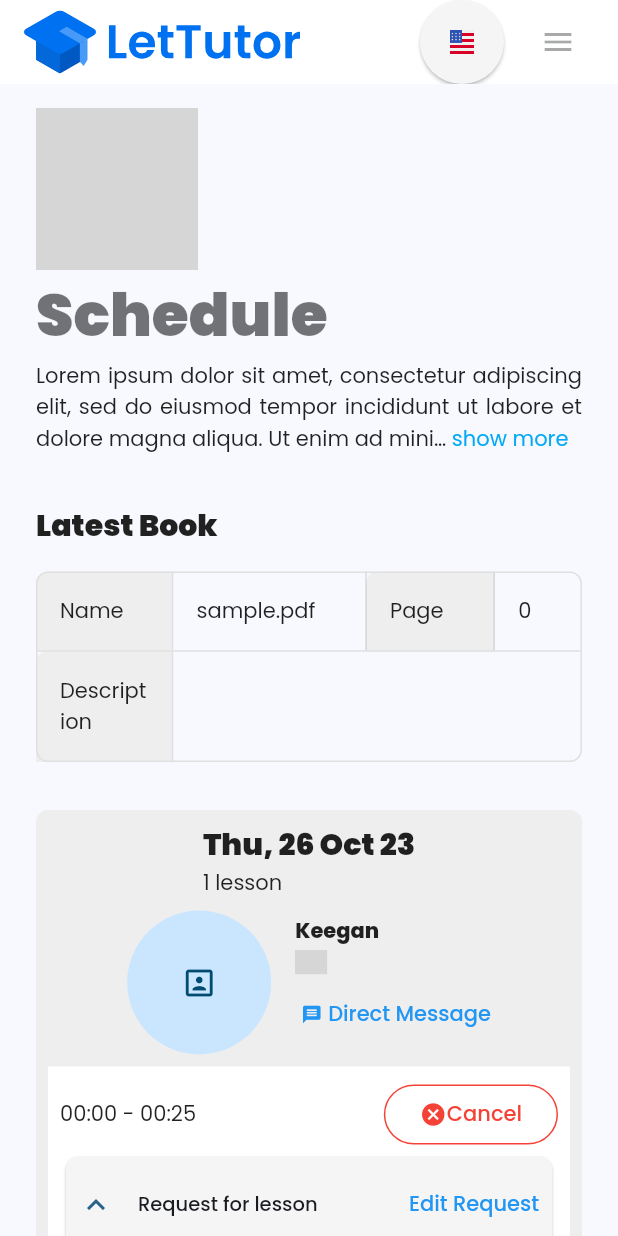
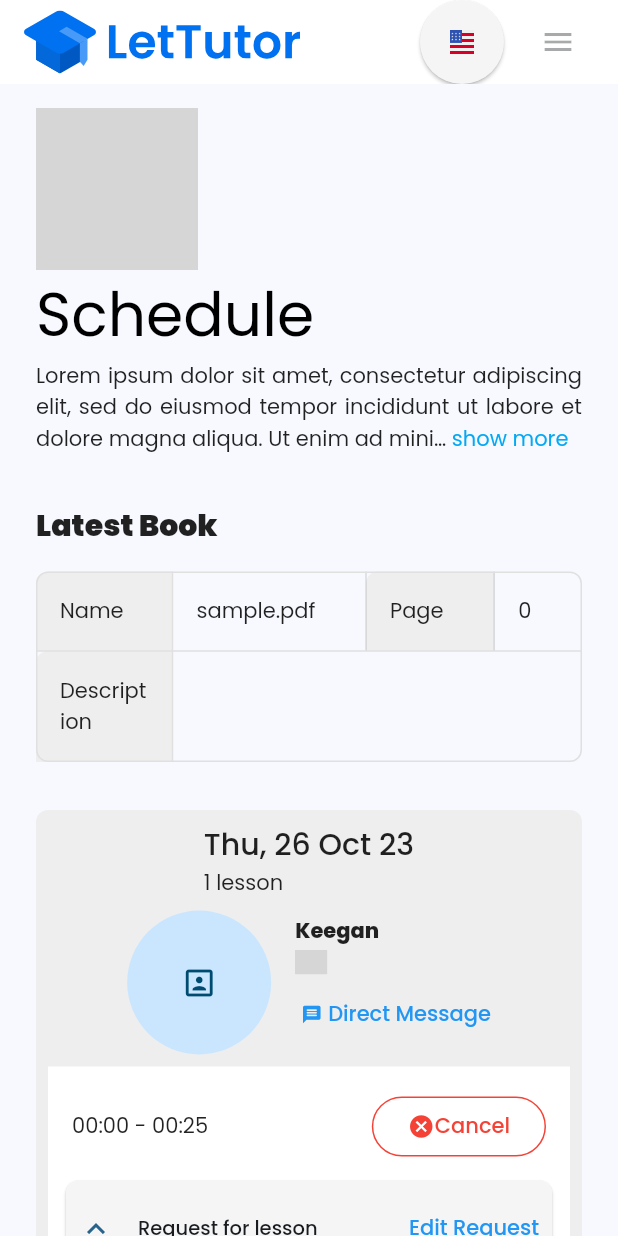
Before and after one commit to phhytrg/Advanced-Mobile, a Flutter app: the BookingStudentPage screen opened by its route, on a phone screen of 412 x 824 dp. Run offline on Flutter 3.47's test engine with Material 2 defaults, Android fonts, the light colour scheme and no system bars; drawn by our look-alikes of expandable_text; our stand-ins replace country_picker, flutter_svg, google_fonts, multi_dropdown; missing offline and left inert: flag, pdfx; grey boxes are pictures that could not be loaded.

Commit message:
some modifications

```diff
--- a/Lettutor/lib/presentation/booking/booking_student.dart
+++ b/Lettutor/lib/presentation/booking/booking_student.dart
@@ -5,6 +5,7 @@ import 'package:flutter/cupertino.dart';
 import 'package:flutter/material.dart';
 import 'package:flutter/rendering.dart';
 import 'package:flutter_svg/flutter_svg.dart';
+import 'package:google_fonts/google_fonts.dart';
 import 'package:lettutor/presentation/constant.dart';
 import 'package:lettutor/presentation/custom-widgets/button_widget.dart';
 import 'package:lettutor/presentation/custom-widgets/page_header.dart';
@@ -23,28 +24,27 @@ class BookingStudentPage extends StatelessWidget {
           padding: EdgeInsets.symmetric(vertical: 16, horizontal: 24),
           child: Column(
             children: [
-              PageHeader(svgIconPath: 'icons/calendar-check.svg', pageDescription: sampleText),
+              PageHeader(
+                svgIconPath: 'icons/calendar-check.svg',
+                pageDescription: sampleText,
+                pageName: 'Schedule',
+              ),
               const SizedBox(
                 height: 32,
               ),
-              _LatestBook(),
+              _buildLatestBook(context),
               const SizedBox(
                 height: 32,
               ),
-              _BookingBody(),
+              _buildBookingBody(context),
             ],
           ),
         ),
       ),
     );
   }
-}
 
-class _LatestBook extends StatelessWidget {
-  const _LatestBook({super.key});
-
-  @override
-  Widget build(BuildContext context) {
+  Widget _buildLatestBook(BuildContext context){
     return Column(
       crossAxisAlignment: CrossAxisAlignment.start,
       children: [
@@ -123,75 +123,8 @@ class _LatestBook extends StatelessWidget {
       ],
     );
   }
-}
 
-class _BookingBody extends StatelessWidget {
-  _BookingBody({super.key});
-
-
-
-  @override
-  Widget build(BuildContext context) {
-    final bookingItemHeader = Wrap(
-      alignment: WrapAlignment.spaceAround,
-      crossAxisAlignment: WrapCrossAlignment.start,
-      spacing: 32,
-      children: [
-        Padding(
-          padding: const EdgeInsets.all(8.0),
-          child: Column(
-            crossAxisAlignment: CrossAxisAlignment.start,
-            children: [
-              Text('Thu, 26 Oct 23',
-                style: Theme.of(context).textTheme.titleLarge!.copyWith(
-                  fontWeight: FontWeight.w900,
-                ),
-              ),
-              Text('1 lesson'),
-            ],
-          ),
-        ),
-        TutorMiniItem(tutorName: 'Keegan', tutorCountry: 'TN')
-      ],
-    );
-
-    final decoration = BoxDecoration(
-      borderRadius: BorderRadius.circular(8.0),
-      color: Colors.grey.shade200,
-    );
-
-    return LayoutBuilder(builder: (context, constrainst){
-      if(constrainst.maxWidth <= mobileWidth * 2){
-        return Container(
-          decoration: decoration,
-          child: Column(
-            children: [
-              Container(child: bookingItemHeader, width: double.infinity,),
-              _LessonLine(),
-            ],
-          ),
-        );
-      }
-      else{
-        return Container(
-          decoration: decoration,
-          child: Row(
-            children: [
-              Expanded(child: bookingItemHeader),
-              Expanded(child: _LessonLine()),
-            ],
-          ),
-        );
-      }
-    });
-  }
-}
-
-class _LessonLine extends StatelessWidget {
-  const _LessonLine({super.key});
-
-  @override
-  Widget build(BuildContext context) {
+  Widget _buildLessonLine(BuildContext context){
     return Container(
       color: Colors.white,
       margin: EdgeInsets.all(8.0),
@@ -201,8 +134,13 @@ class _LessonLine extends StatelessWidget {
           Row(
             mainAxisAlignment: MainAxisAlignment.spaceBetween,
             children: [
-              Text('00:00 - 00:25'),
-              OutlinedButton(
+              Padding(
+                padding: const EdgeInsets.only(left: 8),
+                child: Text('00:00 - 00:25'),
+              ),
+              Padding(
+                padding: const EdgeInsets.all(8.0),
+                child: OutlinedButton(
                     onPressed: (){},
                     style: OutlinedButton.styleFrom(
                         foregroundColor: Colors.red,
@@ -216,6 +154,7 @@ class _LessonLine extends StatelessWidget {
                         Text('Cancel'),
                       ],
                     )
+                ),
               ),
             ],
           ),
@@ -252,8 +191,75 @@ class _LessonLine extends StatelessWidget {
               ),
             ),
           ),
+          Padding(
+            padding: const EdgeInsets.all(8.0),
+            child: Align(
+              alignment: Alignment.bottomRight,
+              child: OutlinedButton(
+                onPressed: () {  },
+                child: Text('Go to meeting'),
+              ),
+            ),
+          )
         ],
       ),
     );
   }
+
+  Widget _buildBookingBody(BuildContext context){
+    return LayoutBuilder(builder: (context, constrainst){
+      if(constrainst.maxWidth <= mobileWidth * 2){
+        return Container(
+          decoration: BoxDecoration(
+            borderRadius: BorderRadius.circular(8.0),
+            color: Colors.grey.shade200,
+          ),
+          child: Column(
+            children: [
+              Container(child: _buildBookingItemHeader(context), width: double.infinity,),
+              _buildLessonLine(context),
+            ],
+          ),
+        );
       }
+      else{
+        return Container(
+          decoration: BoxDecoration(
+            borderRadius: BorderRadius.circular(8.0),
+            color: Colors.grey.shade200,
+          ),
+          child: Row(
+            children: [
+              Expanded(child: _buildBookingItemHeader(context)),
+              Expanded(child: _buildLessonLine(context)),
+            ],
+          ),
+        );
+      }
+    });
+  }
+
+  Widget _buildBookingItemHeader(BuildContext context){
+    return Wrap(
+      alignment: WrapAlignment.spaceAround,
+      crossAxisAlignment: WrapCrossAlignment.start,
+      spacing: 32,
+      children: [
+        Padding(
+          padding: const EdgeInsets.all(8.0),
+          child: Column(
+            crossAxisAlignment: CrossAxisAlignment.start,
+            children: [
+              Text('Thu, 26 Oct 23',
+                style: Theme.of(context).textTheme.titleLarge!.copyWith(
+                ),
+              ),
+              Text('1 lesson'),
+            ],
+          ),
+        ),
+        TutorMiniItem(tutorName: 'Keegan', tutorCountry: 'TN')
+      ],
+    );
+  }
+}
--- a/Lettutor/lib/presentation/constant.dart
+++ b/Lettutor/lib/presentation/constant.dart
@@ -1,4 +1,10 @@
 
 const mobileWidth = 600;
 const titleWidth = 1020;
-const sampleText = 'Lorem ipsum dolor sit amet, consectetur adipiscing elit, sed do eiusmod tempor incididunt ut labore et dolore magna aliqua. Ut enim ad minim veniam, quis nostrud exercitation ullamco laboris nisi ut aliquip ex ea commodo consequat. Duis aute irure dolor in reprehenderit in voluptate velit esse cillum dolore eu fugiat nulla pariatur. Excepteur sint occaecat cupidatat non proident, sunt in culpa qui officia deserunt mollit anim id est laborum.';
+const sampleText = 'Lorem ipsum dolor sit amet, consectetur adipiscing elit, '
+    'sed do eiusmod tempor incididunt ut labore et dolore magna aliqua. '
+    'Ut enim ad minim veniam, quis nostrud exercitation ullamco laboris nisi ut '
+    'aliquip ex ea commodo consequat. Duis aute irure dolor in reprehenderit in '
+    'voluptate velit esse cillum dolore eu fugiat nulla pariatur. Excepteur sint '
+    'occaecat cupidatat non proident, sunt in culpa qui officia deserunt mollit '
+    'anim id est laborum.';
--- a/Lettutor/lib/presentation/custom-widgets/page_header.dart
+++ b/Lettutor/lib/presentation/custom-widgets/page_header.dart
@@ -1,13 +1,15 @@
 import 'package:expandable_text/expandable_text.dart';
 import 'package:flutter/material.dart';
 import 'package:flutter_svg/svg.dart';
+import 'package:google_fonts/google_fonts.dart';
 import 'package:lettutor/presentation/constant.dart';
 
 class PageHeader extends StatelessWidget {
 
   final String svgIconPath;
   final String pageDescription;
-  const PageHeader({super.key, required this.svgIconPath, required this.pageDescription});
+  final String pageName;
+  const PageHeader({super.key, required this.svgIconPath, required this.pageDescription, required this.pageName});
 
   @override
   Widget build(BuildContext context) {
@@ -22,8 +24,11 @@ class PageHeader extends StatelessWidget {
       mainAxisAlignment: MainAxisAlignment.start,
       crossAxisAlignment: CrossAxisAlignment.start,
       children: [
-        Text('Schedule', style: Theme.of(context).textTheme.headlineLarge!.copyWith(
-          fontWeight: FontWeight.w900,
+        Text(pageName, style: Theme.of(context).textTheme.headlineLarge!.copyWith(
+          fontFamily: GoogleFonts.poppins(
+            fontWeight: FontWeight.w700,
+          ).fontFamily,
+          color: Colors.black,
         )),
         ExpandableText(
           pageDescription,
```
Also changed, not shown: Lettutor/lib/main.dart (+32 -7 lines), Lettutor/lib/presentation/appbar.dart (+68 -51 lines), Lettutor/lib/presentation/history/history_page.dart (+48 -34 lines). Lines whose indentation alone changed are shown as unchanged.
